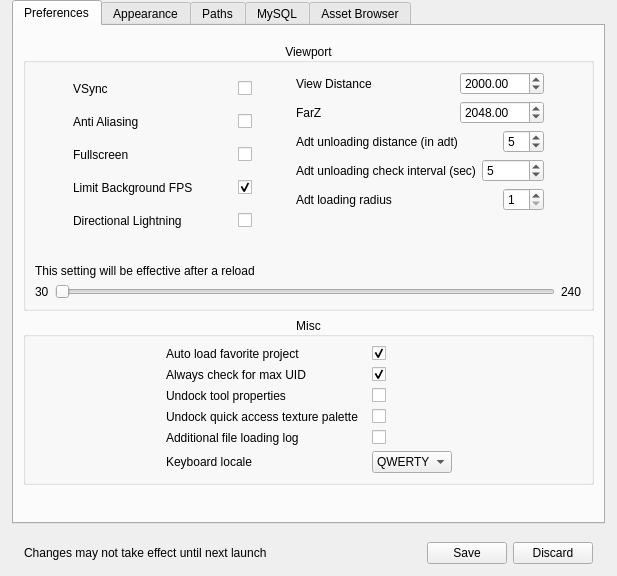
Old version of the form src/noggit/ui/windows/settingsPanel/SettingsPanel.ui in the repository Marlamin/noggit-red.
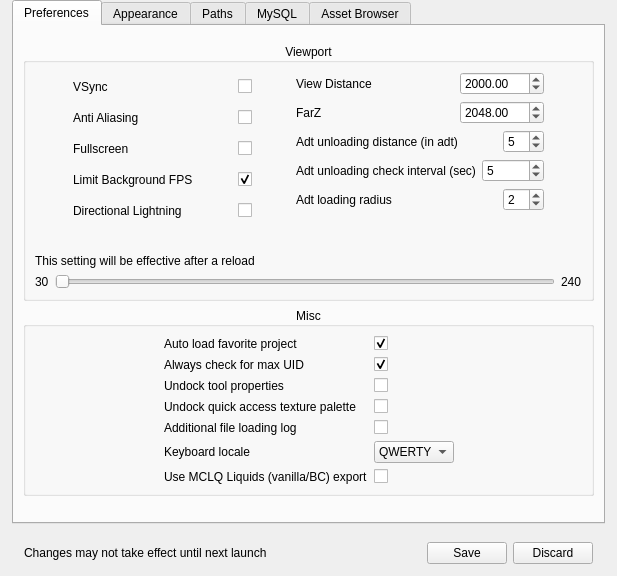
New version of the form. Icons and pictures are not drawn. Custom widgets are drawn as their Qt base class.

Commit message:
adspartan :  implement option to save liquids as MCLQ
mapchunk: store pointer to the header when saving
https://github.com/wowdev/noggit3/commit/2893aadcaf3e46b88a363b70bb2524607e8ead7c
https://github.com/wowdev/noggit3/commit/f7e5f8396ffc7763ab2438c0bf7f8957ad0ccdf5
noggit3 : extendable array: prevent use after extend https://github.com/wowdev/noggit3/pull/91

```diff
--- a/src/noggit/ui/windows/settingsPanel/SettingsPanel.ui
+++ b/src/noggit/ui/windows/settingsPanel/SettingsPanel.ui
@@ -478,7 +478,7 @@
                           <number>64</number>
                          </property>
                          <property name="value">
-                          <number>1</number>
+                          <number>2</number>
                          </property>
                         </widget>
                        </item>
@@ -585,6 +585,15 @@
              <set>Qt::AlignCenter</set>
             </property>
             <layout class="QVBoxLayout" name="verticalLayout_32">
+             <property name="leftMargin">
+              <number>9</number>
+             </property>
+             <property name="topMargin">
+              <number>9</number>
+             </property>
+             <property name="bottomMargin">
+              <number>9</number>
+             </property>
              <item>
               <layout class="QHBoxLayout" name="horizontalLayout_9">
                <property name="leftMargin">
@@ -768,6 +777,23 @@
                    </property>
                   </widget>
                  </item>
+                 <item row="6" column="1">
+                  <widget class="QCheckBox" name="_use_mclq_liquids_export">
+                   <property name="enabled">
+                    <bool>true</bool>
+                   </property>
+                   <property name="text">
+                    <string/>
+                   </property>
+                  </widget>
+                 </item>
+                 <item row="6" column="0">
+                  <widget class="QLabel" name="label_16">
+                   <property name="text">
+                    <string>Use MCLQ Liquids (vanilla/BC) export</string>
+                   </property>
+                  </widget>
+                 </item>
                 </layout>
                </item>
                <item>
```
The commit also changes 10 other files.
